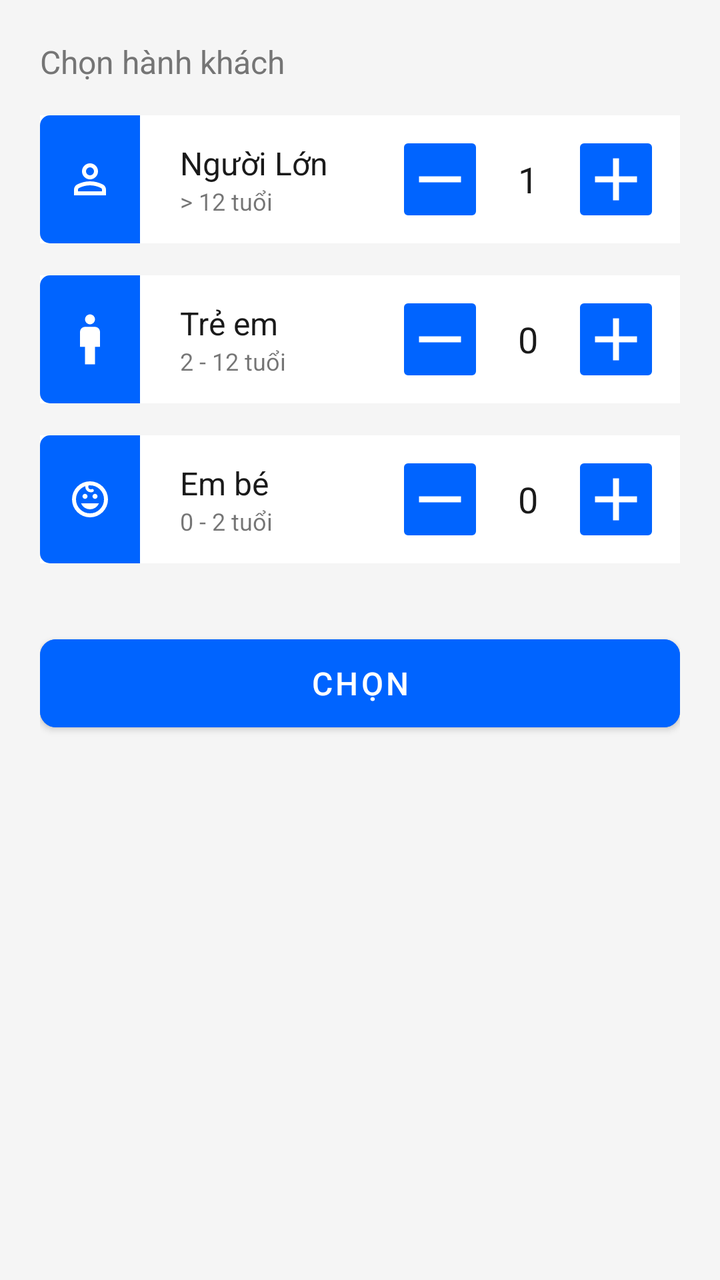
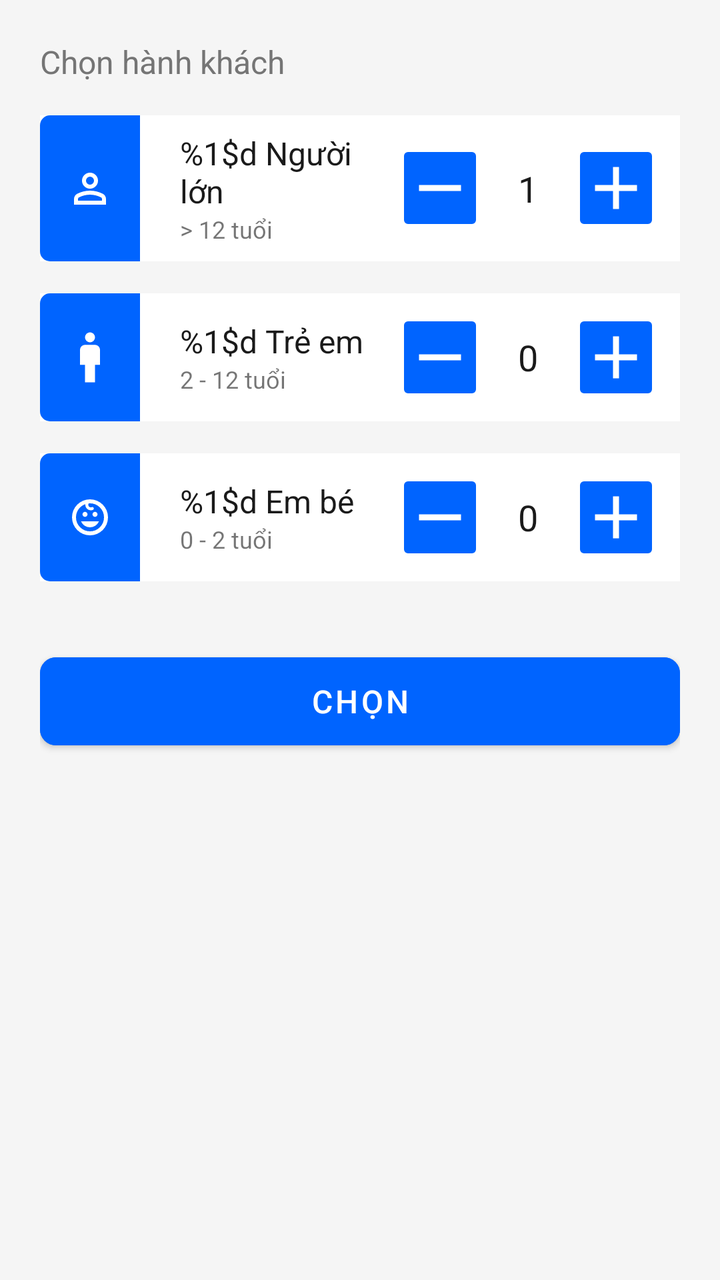

Before-and-after screenshots of an Android layout around one commit, followed by the original layout XML and the change that was made.
<!-- AndroidManifest.xml: application theme Theme.FlightBookingApp -->
<!-- res/layout/layout_bottom_sheet_passenger.xml -->
<?xml version="1.0" encoding="utf-8"?>
<LinearLayout xmlns:android="http://schemas.android.com/apk/res/android"
    xmlns:app="http://schemas.android.com/apk/res-auto"
    android:layout_width="match_parent"
    android:layout_height="wrap_content"
    android:background="@color/bg_light_gray"
    android:orientation="vertical"
    android:padding="20dp">

    <TextView
        android:layout_width="wrap_content"
        android:layout_height="wrap_content"
        android:text="Chọn hành khách"
        android:textColor="@color/text_sub_grey"
        android:textSize="16sp"
        android:layout_marginBottom="16dp"/>


    <LinearLayout
        android:layout_width="match_parent"
        android:layout_height="wrap_content"
        android:orientation="horizontal"
        android:layout_marginBottom="16dp"
        android:background="@color/bg_card_white"
        >
        <com.google.android.material.imageview.ShapeableImageView
            android:layout_width="50dp"
            android:layout_height="match_parent"
            android:background="@color/blue_primary"
            app:tint="@color/white"
            android:scaleType="centerInside"
            android:src="@drawable/ic_nav_profile"

            app:shapeAppearanceOverlay="@style/RoundedLeftCorners"/>

        <LinearLayout
            android:layout_width="match_parent"
            android:layout_height="wrap_content"
            android:gravity="center_vertical"
            android:padding="8dp">


            <LinearLayout
                android:layout_width="0dp"
                android:layout_height="wrap_content"
                android:layout_weight="1"
                android:layout_marginStart="12dp"
                android:orientation="vertical">
                <TextView
                    android:layout_width="wrap_content"
                    android:layout_height="wrap_content"
                    android:text="Người Lớn"
                    android:textColor="@color/text_main_dark"
                    android:textSize="16sp" />
                <TextView
                    android:layout_width="wrap_content"
                    android:layout_height="wrap_content"
                    android:text="> 12 tuổi"
                    android:textSize="12sp" />
            </LinearLayout>

            <com.google.android.material.imageview.ShapeableImageView
                android:id="@+id/btn_minus_adult"
                android:layout_width="48dp"
                android:layout_height="48dp"
                android:importantForAccessibility="no"
                android:clickable="true"
                android:focusable="true"
                android:paddingVertical="6dp"
                android:paddingHorizontal="6dp"
                android:foreground="?attr/selectableItemBackgroundBorderless"
                android:background="@color/blue_primary"
                android:src="@drawable/ic_minus"
                app:tint="@color/white"
                app:shapeAppearanceOverlay="@style/RoundedCorners"/>

            <TextView
                android:id="@+id/tv_count_adult"
                android:layout_width="40dp"
                android:layout_height="wrap_content"
                android:text="1"
                android:textAlignment="center"
                android:textSize="18sp"
                android:textColor="@color/text_main_dark"/>

            <com.google.android.material.imageview.ShapeableImageView
                android:id="@+id/btn_plus_adult"
                android:layout_width="48dp"
                android:layout_height="48dp"
                android:importantForAccessibility="no"
                android:paddingVertical="6dp"
                android:paddingHorizontal="6dp"
                android:clickable="true"
                android:focusable="true"
                android:foreground="?attr/selectableItemBackgroundBorderless"
                android:background="@color/blue_primary"
                android:src="@drawable/ic_plus"
                app:tint="@color/white"
                app:shapeAppearanceOverlay="@style/RoundedCorners"/>
        </LinearLayout>

    </LinearLayout>

    <LinearLayout
        android:layout_width="match_parent"
        android:layout_height="wrap_content"
        android:orientation="horizontal"
        android:layout_marginBottom="16dp"
        android:background="@color/bg_card_white"
        >
        <com.google.android.material.imageview.ShapeableImageView
            android:layout_width="50dp"
            android:layout_height="match_parent"
            android:background="@color/blue_primary"
            app:tint="@color/white"
            android:src="@drawable/ic_child"
            android:scaleType="centerInside"
            app:shapeAppearanceOverlay="@style/RoundedLeftCorners"/>

        <LinearLayout
            android:layout_width="match_parent"
            android:layout_height="wrap_content"
            android:gravity="center_vertical"
            android:background="@color/bg_card_white"
            android:padding="8dp">

            <LinearLayout
                android:layout_width="0dp"
                android:layout_height="wrap_content"
                android:layout_weight="1"
                android:layout_marginStart="12dp"
                android:orientation="vertical">
                <TextView
                    android:layout_width="wrap_content"
                    android:layout_height="wrap_content"
                    android:text="Trẻ em"
                    android:textColor="@color/text_main_dark"
                    android:textSize="16sp" />
                <TextView
                    android:layout_width="wrap_content"
                    android:layout_height="wrap_content"
                    android:text="2 - 12 tuổi"
                    android:textSize="12sp" />
            </LinearLayout>

            <com.google.android.material.imageview.ShapeableImageView
                android:id="@+id/btn_minus_child"
                android:layout_width="48dp"
                android:layout_height="48dp"
                android:importantForAccessibility="no"
                android:paddingVertical="6dp"
                android:paddingHorizontal="6dp"
                android:clickable="true"
                android:focusable="true"
                android:foreground="?attr/selectableItemBackgroundBorderless"
                android:background="@color/blue_primary"
                android:src="@drawable/ic_minus"
                app:tint="@color/white"
                app:shapeAppearanceOverlay="@style/RoundedCorners"/>

            <TextView
                android:id="@+id/tv_count_child"
                android:layout_width="40dp"
                android:layout_height="wrap_content"
                android:text="0"
                android:textAlignment="center"
                android:textSize="18sp"
                android:textColor="@color/text_main_dark"/>

            <com.google.android.material.imageview.ShapeableImageView
                android:id="@+id/btn_plus_child"
                android:layout_width="48dp"
                android:layout_height="48dp"
                android:importantForAccessibility="no"
                android:paddingVertical="6dp"
                android:paddingHorizontal="6dp"
                android:clickable="true"
                android:focusable="true"
                android:foreground="?attr/selectableItemBackgroundBorderless"
                android:background="@color/blue_primary"
                android:src="@drawable/ic_plus"
                app:tint="@color/white"
                app:shapeAppearanceOverlay="@style/RoundedCorners"/>
        </LinearLayout>

    </LinearLayout>


    <LinearLayout
        android:layout_width="match_parent"
        android:layout_height="wrap_content"
        android:orientation="horizontal"
        android:layout_marginBottom="16dp"
        android:background="@color/bg_card_white"
        >
        <com.google.android.material.imageview.ShapeableImageView
            android:layout_width="50dp"
            android:layout_height="match_parent"
            android:scaleType="centerInside"
            android:background="@color/blue_primary"
            app:tint="@color/white"
            android:src="@drawable/ic_baby"
            app:shapeAppearanceOverlay="@style/RoundedLeftCorners"/>

        <LinearLayout
            android:layout_width="match_parent"
            android:layout_height="wrap_content"
            android:gravity="center_vertical"

            android:background="@color/bg_card_white"
            android:padding="8dp">
            <LinearLayout
                android:layout_width="0dp"
                android:layout_height="wrap_content"
                android:layout_weight="1"
                android:layout_marginStart="12dp"
                android:orientation="vertical">
                <TextView
                    android:layout_width="wrap_content"
                    android:layout_height="wrap_content"
                    android:text="Em bé"
                    android:textColor="@color/text_main_dark"
                    android:textSize="16sp" />
                <TextView
                    android:layout_width="wrap_content"
                    android:layout_height="wrap_content"
                    android:text="0 - 2 tuổi"
                    android:textSize="12sp" />
            </LinearLayout>

            
            
            <com.google.android.material.imageview.ShapeableImageView
                android:id="@+id/btn_minus_baby"
                android:layout_width="48dp"
                android:layout_height="48dp"
                android:importantForAccessibility="no"
                android:paddingVertical="6dp"
                android:paddingHorizontal="6dp"
                android:clickable="true"
                android:focusable="true"
                android:foreground="?attr/selectableItemBackgroundBorderless"
                android:background="@color/blue_primary"
                android:src="@drawable/ic_minus"
                app:tint="@color/white"
                app:shapeAppearanceOverlay="@style/RoundedCorners"/>

            <TextView
                android:id="@+id/tv_count_baby"
                android:layout_width="40dp"
                android:layout_height="wrap_content"
                android:text="0"
                android:textAlignment="center"
                android:textSize="18sp"
                android:textColor="@color/text_main_dark"/>

            <com.google.android.material.imageview.ShapeableImageView
                android:id="@+id/btn_plus_baby"
                android:layout_width="48dp"
                android:layout_height="48dp"
                android:importantForAccessibility="no"
                android:paddingVertical="6dp"
                android:paddingHorizontal="6dp"
                android:clickable="true"
                android:focusable="true"
                android:foreground="?attr/selectableItemBackgroundBorderless"
                android:background="@color/blue_primary"
                android:src="@drawable/ic_plus"
                app:tint="@color/white"
                app:shapeAppearanceOverlay="@style/RoundedCorners"/>
        </LinearLayout>
    </LinearLayout>



    <com.google.android.material.button.MaterialButton
        android:id="@+id/btn_confirm_passenger"
        android:layout_width="match_parent"
        android:layout_height="56dp"
        android:layout_marginTop="16dp"
        android:text="CHỌN"
        android:textSize="16sp"
        android:textColor="@color/white"
        app:cornerRadius="8dp"
        android:backgroundTint="@color/blue_primary" />

</LinearLayout>
<!-- resources referenced by this layout -->
<resources>
  <color name="bg_card_white">#FFFFFF</color>
  <color name="bg_light_gray">#F5F5F5</color>
  <color name="blue_primary">#0064FF</color>
  <color name="text_main_dark">#1A1A1A</color>
  <color name="text_sub_grey">#757575</color>
  <color name="white">#FFFFFFFF</color>
  <!-- drawable ic_child (drawable) -->
  <vector xmlns:android="http://schemas.android.com/apk/res/android" android:height="30dp" android:viewportHeight="960" android:viewportWidth="960" android:width="30dp">
        
      <path android:fillColor="#006D3B" android:pathData="M400,880v-280h-80v-240q0,-33 23.5,-56.5T400,280h160q33,0 56.5,23.5T640,360v240h-80v280L400,880ZM480,240q-33,0 -56.5,-23.5T400,160q0,-33 23.5,-56.5T480,80q33,0 56.5,23.5T560,160q0,33 -23.5,56.5T480,240Z"/>
      
  </vector>
  <!-- drawable ic_minus (drawable) -->
  <vector xmlns:android="http://schemas.android.com/apk/res/android"
      android:width="24dp"
      android:height="24dp"
      android:viewportWidth="960"
      android:viewportHeight="960">
    <path
        android:pathData="M200,520v-80h560v80L200,520Z"
        android:fillColor="#006D3B"/>
  </vector>
  <!-- drawable ic_plus (drawable) -->
  <vector xmlns:android="http://schemas.android.com/apk/res/android"
      android:width="24dp"
      android:height="24dp"
      android:viewportWidth="960"
      android:viewportHeight="960">
    <path
        android:pathData="M440,520L200,520v-80h240v-240h80v240h240v80L520,520v240h-80v-240Z"
        android:fillColor="#006D3B"/>
  </vector>
  <style name="RoundedCorners" parent="">
          <item name="cornerFamily">rounded</item>
          <item name="cornerSizeTopLeft">2dp</item>
          <item name="cornerSizeTopRight">2dp</item>
          <item name="cornerSizeBottomLeft">2dp</item>
          <item name="cornerSizeBottomRight">2dp</item>
      </style>
  <style name="RoundedLeftCorners" parent="">
          <item name="cornerFamily">rounded</item>
          <item name="cornerSizeTopLeft">5dp</item>
          <item name="cornerSizeTopRight">0dp</item>
          <item name="cornerSizeBottomLeft">5dp</item>
          <item name="cornerSizeBottomRight">0dp</item>
      </style>
  <style name="Theme.FlightBookingApp" parent="Theme.MaterialComponents.DayNight.NoActionBar">
          
          <item name="colorPrimary">@color/purple_500</item>
          <item name="colorPrimaryVariant">@color/purple_700</item>
          <item name="colorOnPrimary">@color/white</item>
          
          <item name="colorSecondary">@color/teal_200</item>
          <item name="colorSecondaryVariant">@color/teal_700</item>
          <item name="colorOnSecondary">@color/black</item>
          
          <item name="android:statusBarColor">?attr/colorPrimaryVariant</item>
          
      </style>
  <color name="purple_500">#FF6200EE</color>
  <color name="purple_700">#FF3700B3</color>
  <color name="teal_200">#FF03DAC5</color>
  <color name="teal_700">#FF018786</color>
  <color name="black">#FF000000</color>
  <!-- unchanged entries left out for length: 2 -->
</resources>

<!-- the commit's change to res/layout/layout_bottom_sheet_passenger.xml (unified diff, before → after) -->
@@ -10,11 +10,10 @@
     <TextView
         android:layout_width="wrap_content"
         android:layout_height="wrap_content"
-        android:text="Chọn hành khách"
+        android:text="@string/title_select_passenger"
         android:textColor="@color/text_sub_grey"
         android:textSize="16sp"
         android:layout_marginBottom="16dp"/>
-
 
     <LinearLayout
         android:layout_width="match_parent"
@@ -49,13 +48,13 @@
                 <TextView
                     android:layout_width="wrap_content"
                     android:layout_height="wrap_content"
-                    android:text="Người Lớn"
+                    android:text="@string/passenger_adult"
                     android:textColor="@color/text_main_dark"
                     android:textSize="16sp" />
                 <TextView
                     android:layout_width="wrap_content"
                     android:layout_height="wrap_content"
-                    android:text="> 12 tuổi"
+                    android:text="@string/passenger_adult_age"
                     android:textSize="12sp" />
             </LinearLayout>
 
@@ -100,7 +99,6 @@
         </LinearLayout>
 
     </LinearLayout>
-
     <LinearLayout
         android:layout_width="match_parent"
         android:layout_height="wrap_content"
@@ -133,13 +131,13 @@
                 <TextView
                     android:layout_width="wrap_content"
                     android:layout_height="wrap_content"
-                    android:text="Trẻ em"
+                    android:text="@string/passenger_child"
                     android:textColor="@color/text_main_dark"
                     android:textSize="16sp" />
                 <TextView
                     android:layout_width="wrap_content"
                     android:layout_height="wrap_content"
-                    android:text="2 - 12 tuổi"
+                    android:text="@string/passenger_child_age"
                     android:textSize="12sp" />
             </LinearLayout>
 
@@ -184,7 +182,6 @@
         </LinearLayout>
 
     </LinearLayout>
-
 
     <LinearLayout
         android:layout_width="match_parent"
@@ -206,7 +203,6 @@
             android:layout_width="match_parent"
             android:layout_height="wrap_content"
             android:gravity="center_vertical"
-
             android:background="@color/bg_card_white"
             android:padding="8dp">
             <LinearLayout
@@ -218,18 +214,16 @@
                 <TextView
                     android:layout_width="wrap_content"
                     android:layout_height="wrap_content"
-                    android:text="Em bé"
+                    android:text="@string/passenger_infant"
                     android:textColor="@color/text_main_dark"
                     android:textSize="16sp" />
                 <TextView
                     android:layout_width="wrap_content"
                     android:layout_height="wrap_content"
-                    android:text="0 - 2 tuổi"
+                    android:text="@string/passenger_infant_age"
                     android:textSize="12sp" />
             </LinearLayout>
 
-            
-            
             <com.google.android.material.imageview.ShapeableImageView
                 android:id="@+id/btn_minus_baby"
                 android:layout_width="48dp"
@@ -271,14 +265,12 @@
         </LinearLayout>
     </LinearLayout>
 
-
-
     <com.google.android.material.button.MaterialButton
         android:id="@+id/btn_confirm_passenger"
         android:layout_width="match_parent"
         android:layout_height="56dp"
         android:layout_marginTop="16dp"
-        android:text="CHỌN"
+        android:text="@string/btn_confirm"
         android:textSize="16sp"
         android:textColor="@color/white"
         app:cornerRadius="8dp"
<!-- resource entries referenced after the edit -->
@@ -32,6 +32,14 @@
         android:pathData="M440,520L200,520v-80h240v-240h80v240h240v80L520,520v240h-80v-240Z"
         android:fillColor="#006D3B"/>
   </vector>
+  <string name="btn_confirm">CHỌN</string>
+  <string name="passenger_adult">%1$d Người lớn</string>
+  <string name="passenger_adult_age">&gt; 12 tuổi</string>
+  <string name="passenger_child">%1$d Trẻ em</string>
+  <string name="passenger_child_age">2 - 12 tuổi</string>
+  <string name="passenger_infant">%1$d Em bé</string>
+  <string name="passenger_infant_age">0 - 2 tuổi</string>
+  <string name="title_select_passenger">Chọn hành khách</string>
   <style name="RoundedCorners" parent="">
           <item name="cornerFamily">rounded</item>
           <item name="cornerSizeTopLeft">2dp</item>
